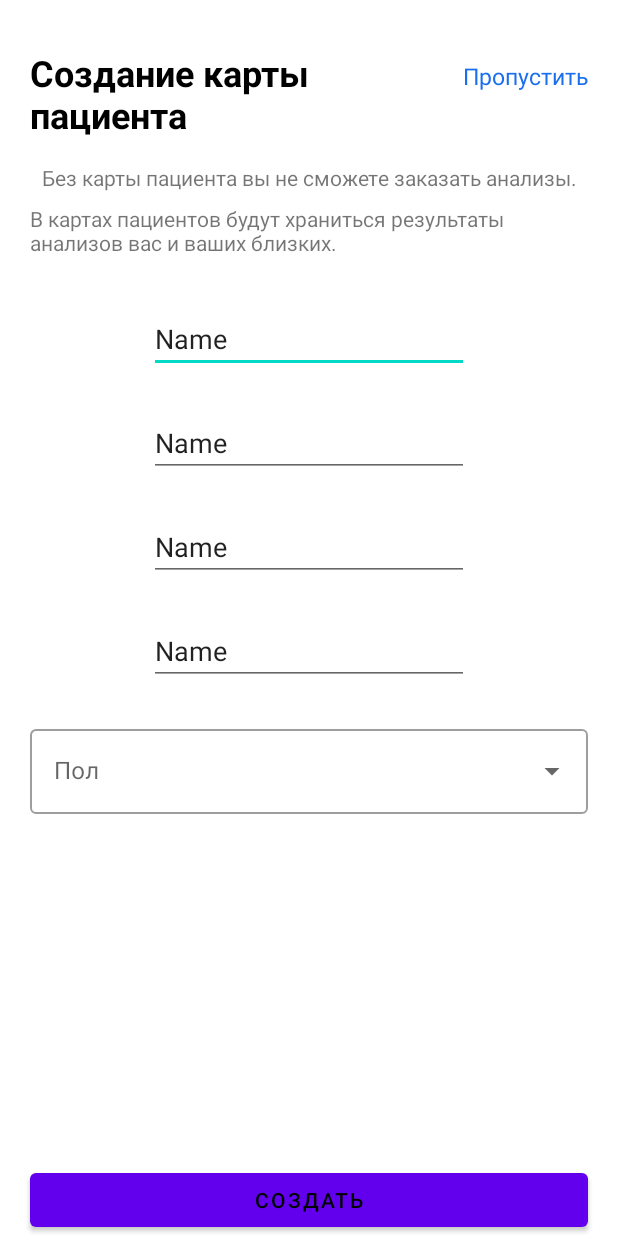
After one commit to Jihiko4459/SmartLab, an Android app: the CreateActivity screen opened directly, with no data from a screen before it, on a phone screen of 412 x 824 dp. The commit adds this screen. Run offline under Robolectric (Android 15) with nearby library versions, the phone set to English and light mode, and no system bars; 1 statement that could not run was skipped.

Commit message:
29.03.2023

```diff
--- a/app/src/main/AndroidManifest.xml
+++ b/app/src/main/AndroidManifest.xml
@@ -15,13 +15,14 @@
         android:usesCleartextTraffic="true"
         tools:targetApi="31" >
         <activity
+            android:name=".CreateActivity"
+            android:exported="false" />
+        <activity
             android:name=".PasswordActivity"
             android:exported="false" />
         <activity
             android:name=".CodeFromEmailActivity"
-            android:exported="false" >
-
-        </activity>
+            android:exported="false" />
         <activity
             android:name=".RegandLogActivity"
             android:exported="false" />
--- /dev/null
+++ b/app/src/main/java/com/example/smartlab/CreateActivity.kt
@@ -0,0 +1,19 @@
+package com.example.smartlab
+
+import androidx.appcompat.app.AppCompatActivity
+import android.os.Bundle
+import android.widget.ArrayAdapter
+import androidx.core.content.ContentProviderCompat.requireContext
+import com.google.android.material.textfield.TextInputLayout
+
+class CreateActivity : AppCompatActivity() {
+    lateinit var dropdown:TextInputLayout
+    override fun onCreate(savedInstanceState: Bundle?) {
+        super.onCreate(savedInstanceState)
+        setContentView(R.layout.activity_create)
+        dropdown=findViewById(R.id.editTextTextPersonName4)
+        val gender=resources.getStringArray(R.array.gender)
+        //val arrayAdapter=ArrayAdapter(requireContext(), R.layout.dropdown_item, gender)
+
+    }
+}
--- a/app/src/main/java/com/example/smartlab/PasswordActivity.kt
+++ b/app/src/main/java/com/example/smartlab/PasswordActivity.kt
@@ -1,11 +1,19 @@
 package com.example.smartlab
 
+import android.content.Intent
 import androidx.appcompat.app.AppCompatActivity
 import android.os.Bundle
+import android.view.View
 
 class PasswordActivity : AppCompatActivity() {
     override fun onCreate(savedInstanceState: Bundle?) {
         super.onCreate(savedInstanceState)
         setContentView(R.layout.activity_password)
     }
+
+    fun miss3(view: View) {
+        val intent=Intent(this@PasswordActivity, CreateActivity::class.java)
+        startActivity(intent)
+        finish()
+    }
 }
--- a/app/src/main/res/drawable/button_num_not_pressed.xml
+++ b/app/src/main/res/drawable/button_num_not_pressed.xml
@@ -1,10 +1,10 @@
 <?xml version="1.0" encoding="utf-8"?>
 <layer-list xmlns:android="http://schemas.android.com/apk/res/android">
-    <item android:height="16dp" android:width="16dp" android:start="8dp" android:end="8dp">
+    <item android:height="80dp" android:width="80dp" android:start="8dp" android:end="8dp">
         <shape android:shape="rectangle">
             <solid android:color="#F5F5F9"/>
-            <corners android:radius="32dp"/>
-            <size android:width="16dp" android:height="16dp"/>
+            <corners android:radius="90dp"/>
+            <size android:width="80dp" android:height="80dp"/>
         </shape>
     </item>
 
--- a/app/src/main/res/drawable/button_num_pressed.xml
+++ b/app/src/main/res/drawable/button_num_pressed.xml
@@ -1,10 +1,10 @@
 <?xml version="1.0" encoding="utf-8"?>
 <layer-list xmlns:android="http://schemas.android.com/apk/res/android">
-    <item android:height="16dp" android:width="16dp" android:start="8dp" android:end="8dp">
+    <item android:height="80dp" android:width="80dp" android:start="8dp" android:end="8dp">
         <shape android:shape="rectangle">
             <solid android:color="#1A6FEE"/>
-            <corners android:radius="32dp"/>
-            <size android:width="16dp" android:height="16dp"/>
+            <corners android:radius="90dp"/>
+            <size android:width="80dp" android:height="80dp"/>
         </shape>
     </item>
 
--- /dev/null
+++ b/app/src/main/res/layout/activity_create.xml
@@ -0,0 +1,139 @@
+<?xml version="1.0" encoding="utf-8"?>
+<androidx.constraintlayout.widget.ConstraintLayout xmlns:android="http://schemas.android.com/apk/res/android"
+    xmlns:app="http://schemas.android.com/apk/res-auto"
+    xmlns:tools="http://schemas.android.com/tools"
+    android:layout_width="match_parent"
+    android:layout_height="match_parent"
+    tools:context=".CreateActivity">
+
+    <TextView
+        android:id="@+id/textView11"
+        android:layout_width="wrap_content"
+        android:layout_height="wrap_content"
+        android:layout_marginTop="40dp"
+        android:layout_marginEnd="20dp"
+        android:text="Пропустить"
+        android:textSize="15sp"
+        android:textColor="#1A6FEE"
+        app:layout_constraintEnd_toEndOf="parent"
+        app:layout_constraintTop_toTopOf="parent" />
+
+    <TextView
+        android:id="@+id/textView12"
+        android:layout_width="0dp"
+        android:layout_height="wrap_content"
+        android:layout_marginStart="20dp"
+        android:layout_marginTop="32dp"
+        android:layout_marginEnd="16dp"
+        android:text="Создание карты пациента"
+        android:textColor="@color/black"
+        android:textSize="24sp"
+        android:textStyle="bold"
+        app:layout_constraintEnd_toStartOf="@+id/textView11"
+        app:layout_constraintStart_toStartOf="parent"
+        app:layout_constraintTop_toTopOf="parent" />
+
+    <TextView
+        android:id="@+id/textView13"
+        android:layout_width="wrap_content"
+        android:layout_height="wrap_content"
+        android:layout_marginStart="20dp"
+        android:layout_marginTop="16dp"
+        android:layout_marginEnd="20dp"
+        android:text="Без карты пациента вы не сможете заказать анализы."
+        app:layout_constraintEnd_toEndOf="parent"
+        app:layout_constraintStart_toStartOf="parent"
+        app:layout_constraintTop_toBottomOf="@+id/textView12" />
+
+    <TextView
+        android:id="@+id/textView14"
+        android:layout_width="0dp"
+        android:layout_height="wrap_content"
+        android:layout_marginStart="20dp"
+        android:layout_marginTop="8dp"
+        android:layout_marginEnd="20dp"
+        android:text="В картах пациентов будут храниться результаты анализов вас и ваших близких."
+        app:layout_constraintEnd_toEndOf="parent"
+        app:layout_constraintStart_toStartOf="parent"
+        app:layout_constraintTop_toBottomOf="@+id/textView13" />
+
+    <EditText
+        android:id="@+id/editTextTextPersonName"
+        android:layout_width="wrap_content"
+        android:layout_height="wrap_content"
+        android:layout_marginTop="32dp"
+        android:ems="10"
+        android:inputType="textPersonName"
+        android:text="Name"
+        app:layout_constraintEnd_toEndOf="parent"
+        app:layout_constraintStart_toStartOf="parent"
+        app:layout_constraintTop_toBottomOf="@+id/textView14" />
+
+    <EditText
+        android:id="@+id/editTextTextPersonName2"
+        android:layout_width="wrap_content"
+        android:layout_height="wrap_content"
+        android:layout_marginTop="24dp"
+        android:ems="10"
+        android:inputType="textPersonName"
+        android:text="Name"
+        app:layout_constraintEnd_toEndOf="parent"
+        app:layout_constraintStart_toStartOf="parent"
+        app:layout_constraintTop_toBottomOf="@+id/editTextTextPersonName" />
+
+    <EditText
+        android:id="@+id/editTextTextPersonName3"
+        android:layout_width="wrap_content"
+        android:layout_height="wrap_content"
+        android:layout_marginTop="24dp"
+        android:ems="10"
+        android:inputType="textPersonName"
+        android:text="Name"
+        app:layout_constraintEnd_toEndOf="parent"
+        app:layout_constraintStart_toStartOf="parent"
+        app:layout_constraintTop_toBottomOf="@+id/editTextTextPersonName2" />
+
+    <EditText
+        android:id="@+id/editTextTextPersonName4"
+        android:layout_width="wrap_content"
+        android:layout_height="wrap_content"
+        android:layout_marginTop="24dp"
+        android:ems="10"
+        android:inputType="textPersonName"
+        android:text="Name"
+        app:layout_constraintEnd_toEndOf="parent"
+        app:layout_constraintStart_toStartOf="parent"
+        app:layout_constraintTop_toBottomOf="@+id/editTextTextPersonName3" />
+
+    <Button
+        android:id="@+id/button3"
+        android:layout_width="0dp"
+        android:layout_height="wrap_content"
+        android:layout_marginStart="20dp"
+        android:layout_marginEnd="20dp"
+        android:text="Создать"
+        app:layout_constraintBottom_toBottomOf="parent"
+        app:layout_constraintEnd_toEndOf="parent"
+        app:layout_constraintStart_toStartOf="parent" />
+
+    <com.google.android.material.textfield.TextInputLayout
+        style="@style/Widget.MaterialComponents.TextInputLayout.OutlinedBox.ExposedDropdownMenu"
+        android:layout_width="0dp"
+        android:layout_height="wrap_content"
+        android:layout_marginStart="20dp"
+        android:layout_marginTop="24dp"
+        android:layout_marginEnd="20dp"
+        app:layout_constraintEnd_toEndOf="parent"
+        app:layout_constraintStart_toStartOf="parent"
+        app:layout_constraintTop_toBottomOf="@+id/editTextTextPersonName4">
+
+
+        <AutoCompleteTextView
+            android:id="@+id/autoCompleteTextView2"
+            android:layout_width="match_parent"
+            android:layout_height="match_parent"
+            android:layout_weight="1"
+            android:inputType="none"
+            android:hint="Пол"/>
+    </com.google.android.material.textfield.TextInputLayout>
+</androidx.constraintlayout.widget.ConstraintLayout>
--- a/app/src/main/res/layout/activity_password.xml
+++ b/app/src/main/res/layout/activity_password.xml
@@ -13,6 +13,7 @@
         android:layout_width="wrap_content"
         android:layout_height="wrap_content"
         android:text="Пропустить"
+        android:onClick="miss3"
         android:textSize="15sp"
         android:textColor="#1A6FEE"
         app:layout_constraintEnd_toEndOf="parent"
--- /dev/null
+++ b/app/src/main/res/layout/dropdown_item.xml
@@ -0,0 +1,10 @@
+<?xml version="1.0" encoding="utf-8"?>
+<TextView
+    android:id="@+id/textView15"
+    android:layout_width="match_parent"
+    android:layout_height="wrap_content"
+    android:text="TextView"
+    android:padding="14dp"
+    android:textColor="@color/black"
+    android:textSize="16sp"
+    xmlns:android="http://schemas.android.com/apk/res/android"/>
--- a/app/src/main/res/values/strings.xml
+++ b/app/src/main/res/values/strings.xml
@@ -11,4 +11,8 @@
     <string name="login_failed">"Login failed"</string>
     <!-- TODO: Remove or change this placeholder text -->
     <string name="hello_blank_fragment">Hello blank fragment</string>
+    <string-array name="gender">
+        <item>Мужской</item>
+        <item>Женский</item>
+    </string-array>
 </resources>
```
